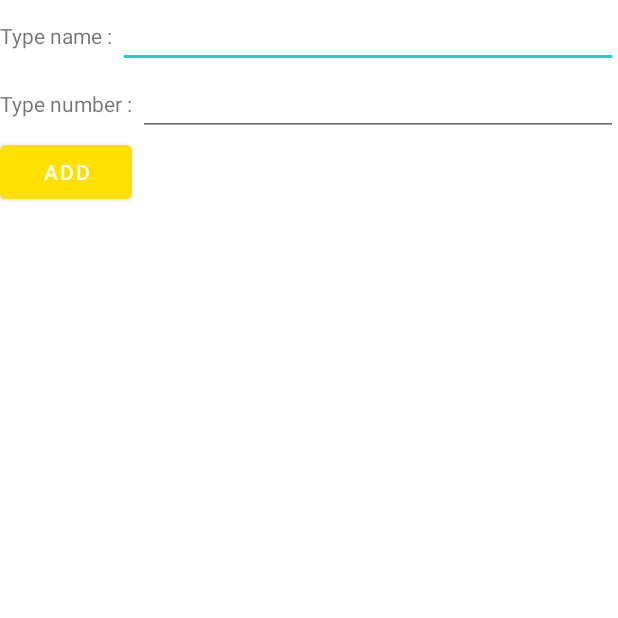
After one commit to heading-2021/heading, an Android app: the Tab1AddActivity screen opened directly, with no data from a screen before it, on a phone screen of 412 x 824 dp, the top half of it. The commit adds this screen. Run offline under Robolectric (Android 15) with nearby library versions, the phone set to English and light mode, and no system bars.

Commit message:
contact add function added

```diff
--- a/app/build.gradle
+++ b/app/build.gradle
@@ -61,4 +61,6 @@ dependencies {
 
     kapt "com.android.databinding:compiler:2.3.2"
     implementation 'com.github.chrisbanes:PhotoView:2.1.3'
+
+    implementation 'com.google.android.material:material:1.0.0-rc01'
 }
--- a/app/src/main/AndroidManifest.xml
+++ b/app/src/main/AndroidManifest.xml
@@ -18,6 +18,7 @@
                 <category android:name="android.intent.category.LAUNCHER" />
             </intent-filter>
         </activity>
+        <activity android:name=".Tab1AddActivity"/>
     </application>
     <!-- Conteact 권한-->
     <uses-permission android:name="android.permission.WRITE_CONTACTS"/>
--- /dev/null
+++ b/app/src/main/java/com/example/test/Tab1AddActivity.kt
@@ -0,0 +1,81 @@
+package com.example.test
+
+import android.Manifest
+import android.content.ContentProviderOperation
+import android.content.ContentResolver
+import android.content.Intent
+import android.content.pm.PackageManager
+import android.graphics.Color
+import android.os.Build
+import androidx.appcompat.app.AppCompatActivity
+import android.os.Bundle
+import android.util.Log
+import android.view.Window
+import androidx.annotation.RequiresApi
+import androidx.core.app.ActivityCompat
+import androidx.core.content.ContextCompat
+import androidx.fragment.app.Fragment
+import com.google.android.material.tabs.TabLayout
+import kotlinx.android.synthetic.main.activity_main.*
+import android.graphics.PorterDuff
+import android.provider.ContactsContract
+import android.view.View
+import android.widget.*
+
+class Tab1AddActivity : AppCompatActivity(), View.OnClickListener {
+    private val REQUESTCODE = 123
+    lateinit var addName : EditText
+    lateinit var addNumber : EditText
+    lateinit var addButton : Button
+
+    override fun onCreate(savedInstanceState: Bundle?) {
+        super.onCreate(savedInstanceState)
+
+        setContentView(R.layout.tab1_add)
+
+        addName = findViewById<EditText>(R.id.add_name)
+        addNumber = findViewById<EditText>(R.id.add_number)
+        addButton = findViewById(R.id.add_button)
+        addButton.setOnClickListener(this)
+    }
+
+    override fun onClick(v: View) {
+        when (v.id){
+            R.id.add_button->{
+                val newName = addName.text.toString()
+                val newNumber = addNumber.text.toString()
+                Log.d("where", "input :"+addName.text)
+                Log.d("where","input :"+addNumber.text)
+                addName.setText("")
+                addNumber.setText("")
+
+                val ops  = arrayListOf<ContentProviderOperation>()
+                ops.add(ContentProviderOperation.newInsert(ContactsContract.RawContacts.CONTENT_URI)
+                    .withValue(ContactsContract.RawContacts.ACCOUNT_TYPE,"accountname@gmail.com")
+                    .withValue(ContactsContract.RawContacts.ACCOUNT_NAME,"com.google")
+                    .build())
+                ops.add(ContentProviderOperation.newInsert(ContactsContract.Data.CONTENT_URI)
+                    .withValueBackReference(ContactsContract.Data.RAW_CONTACT_ID, 0)
+                    .withValue(ContactsContract.Data.MIMETYPE,
+                        ContactsContract.CommonDataKinds.StructuredName.CONTENT_ITEM_TYPE)
+                    .withValue(ContactsContract.CommonDataKinds.StructuredName.DISPLAY_NAME, newName)
+                    .build())
+                ops.add(ContentProviderOperation.newInsert(ContactsContract.Data.CONTENT_URI)
+                    .withValueBackReference(ContactsContract.Data.RAW_CONTACT_ID, 0)
+                    .withValue(ContactsContract.Data.MIMETYPE, ContactsContract.CommonDataKinds.Phone.CONTENT_ITEM_TYPE)
+                    .withValue(ContactsContract.CommonDataKinds.Phone.NUMBER, newNumber)
+                    .withValue(ContactsContract.CommonDataKinds.Phone.TYPE, ContactsContract.CommonDataKinds.Phone.TYPE_HOME)
+                    .build())
+                val contentResolver: ContentResolver = this.getContentResolver()
+                contentResolver.applyBatch(ContactsContract.AUTHORITY,ops)
+
+                val intent :Intent = Intent(this,MainActivity::class.java)
+                this.startActivity(intent)
+
+            }
+        }
+    }
+
+
+
+}
--- /dev/null
+++ b/app/src/main/res/layout/tab1_add.xml
@@ -0,0 +1,44 @@
+<?xml version="1.0" encoding="utf-8"?>
+<FrameLayout
+    xmlns:android="http://schemas.android.com/apk/res/android"
+    android:layout_width="match_parent"
+    android:layout_height="match_parent">
+    <LinearLayout
+        android:layout_width="wrap_content"
+        android:layout_height="wrap_content"
+        android:orientation="vertical">
+        <LinearLayout
+            android:layout_width="wrap_content"
+            android:layout_height="wrap_content">
+            <TextView
+                android:layout_width="wrap_content"
+                android:layout_height="wrap_content"
+                android:text="Type name : "/>
+
+            <EditText
+                android:id="@+id/add_name"
+                android:layout_width="wrap_content"
+                android:layout_height="wrap_content"
+                android:ems="20" />
+        </LinearLayout>
+        <LinearLayout
+        android:layout_width="wrap_content"
+        android:layout_height="wrap_content">
+            <TextView
+                android:layout_width="wrap_content"
+                android:layout_height="wrap_content"
+                android:text="Type number : "/>
+            <EditText
+                android:id="@+id/add_number"
+                android:layout_width="wrap_content"
+                android:layout_height="wrap_content"
+                android:ems="20" />
+        </LinearLayout>
+
+        <Button
+            android:id="@+id/add_button"
+            android:layout_width="wrap_content"
+            android:layout_height="wrap_content"
+            android:text="add"/>
+    </LinearLayout>
+</FrameLayout>
```
Also changed, not shown: app/src/main/java/com/example/test/MainActivity.kt (+3 -2 lines), app/src/main/java/com/example/test/Tab1.kt (+37 -31 lines), app/src/main/res/layout/fragment_tab1.xml (+15 -0 lines).
